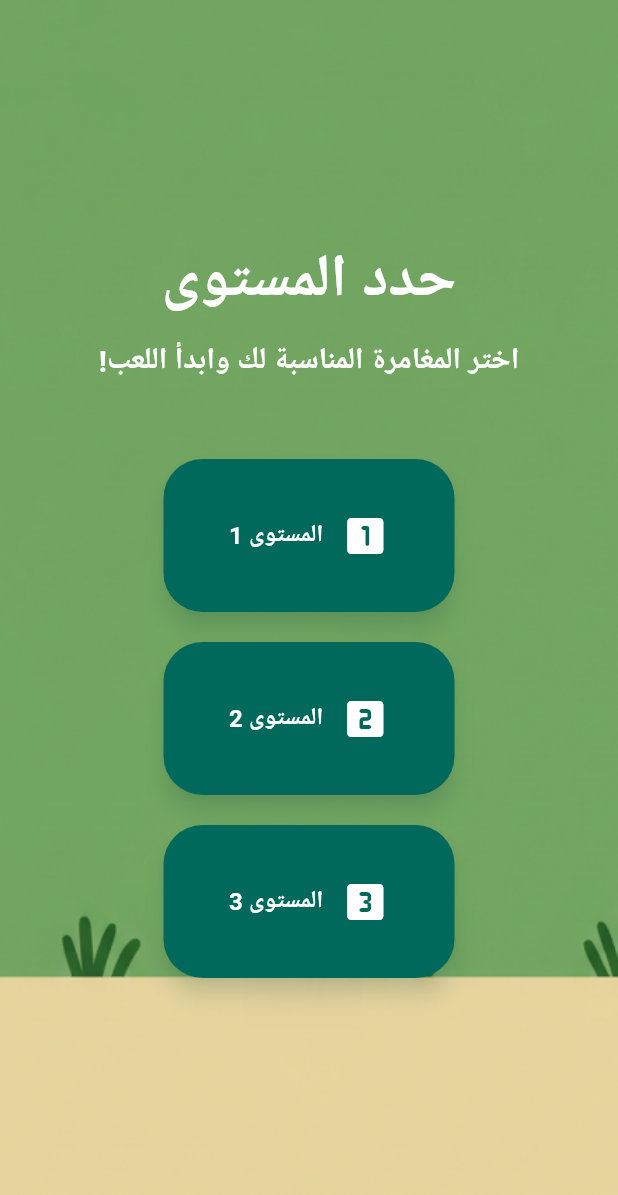
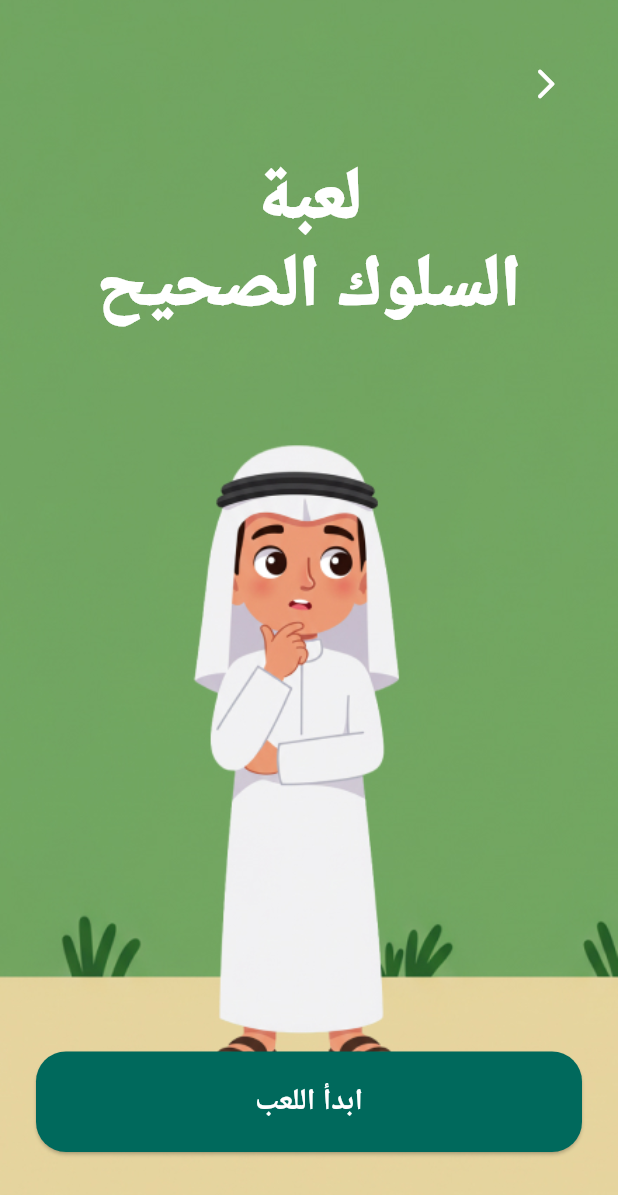
Before and after one commit to MostafaGamal84/Game, a Flutter app: the LevelSelectionScreen screen opened directly, after a tap on "المستوى 3", on a phone screen of 412 x 824 dp. Shown: the top 1195 px of the screen. Run offline on Flutter 3.47's test engine with Material 3 defaults, Android fonts, the phone set to English and light mode, and no system bars; our stand-ins replace audioplayers, google_fonts; Roboto replaces fonts that are missing (Tajawal).

Commit message:
Add intro screen for third level

```diff
--- a/lib/screens/level_selection_screen.dart
+++ b/lib/screens/level_selection_screen.dart
@@ -2,6 +2,7 @@ import 'package:flutter/material.dart';
 
 import 'level_one_screen.dart';
 import 'level_two_intro_screen.dart';
+import 'level_three_intro_screen.dart';
 
 class LevelSelectionScreen extends StatelessWidget {
   const LevelSelectionScreen({super.key});
@@ -95,6 +96,12 @@ class LevelSelectionScreen extends StatelessWidget {
                                       builder: (_) => const LevelTwoIntroScreen(),
                                     ),
                                   );
+                                } else {
+                                  Navigator.of(context).push(
+                                    MaterialPageRoute(
+                                      builder: (_) => const LevelThreeIntroScreen(),
+                                    ),
+                                  );
                                 }
                               },
                               child: Row(
--- /dev/null
+++ b/lib/screens/level_three_intro_screen.dart
@@ -0,0 +1,88 @@
+import 'package:flutter/material.dart';
+
+import 'level_three_placeholder_screen.dart';
+
+class LevelThreeIntroScreen extends StatelessWidget {
+  const LevelThreeIntroScreen({super.key});
+
+  @override
+  Widget build(BuildContext context) {
+    final textTheme = Theme.of(context).textTheme;
+    final baseTitleStyle =
+        textTheme.displayLarge ?? textTheme.headlineLarge ?? const TextStyle(fontSize: 48);
+
+    return Scaffold(
+      body: Stack(
+        fit: StackFit.expand,
+        children: [
+          Image.asset(
+            'assets/images/LevelThree/levelThreeBackground.jpg',
+            fit: BoxFit.cover,
+          ),
+          SafeArea(
+            child: Directionality(
+              textDirection: TextDirection.rtl,
+              child: Padding(
+                padding: const EdgeInsets.symmetric(horizontal: 24, vertical: 32),
+                child: Column(
+                  crossAxisAlignment: CrossAxisAlignment.start,
+                  children: [
+                    Align(
+                      alignment: Alignment.centerRight,
+                      child: IconButton(
+                        onPressed: () => Navigator.of(context).pop(),
+                        icon: const Icon(Icons.arrow_back_ios_new_rounded),
+                        color: Colors.white,
+                      ),
+                    ),
+                    const SizedBox(height: 24),
+                    Align(
+                      alignment: Alignment.center,
+                      child: Text(
+                        'لعبة\nالسلوك الصحيح',
+                        textAlign: TextAlign.center,
+                        style: baseTitleStyle.copyWith(
+                          color: Colors.white,
+                          fontWeight: FontWeight.w900,
+                          fontSize: 48,
+                          height: 1.2,
+                        ),
+                      ),
+                    ),
+                    const Spacer(),
+                    SizedBox(
+                      width: double.infinity,
+                      child: ElevatedButton(
+                        style: ElevatedButton.styleFrom(
+                          backgroundColor: const Color(0xFF00695C),
+                          foregroundColor: Colors.white,
+                          padding: const EdgeInsets.symmetric(vertical: 18),
+                          shape: RoundedRectangleBorder(
+                            borderRadius: BorderRadius.circular(20),
+                          ),
+                          textStyle: textTheme.titleMedium?.copyWith(
+                            fontSize: 20,
+                            fontWeight: FontWeight.w700,
+                          ),
+                        ),
+                        onPressed: () {
+                          Navigator.of(context).push(
+                            MaterialPageRoute(
+                              builder: (_) => const LevelThreePlaceholderScreen(),
+                            ),
+                          );
+                        },
+                        child: const Text('ابدأ اللعب'),
+                      ),
+                    ),
+                    const SizedBox(height: 24),
+                  ],
+                ),
+              ),
+            ),
+          ),
+        ],
+      ),
+    );
+  }
+}
--- /dev/null
+++ b/lib/screens/level_three_placeholder_screen.dart
@@ -0,0 +1,26 @@
+import 'package:flutter/material.dart';
+
+class LevelThreePlaceholderScreen extends StatelessWidget {
+  const LevelThreePlaceholderScreen({super.key});
+
+  @override
+  Widget build(BuildContext context) {
+    final textTheme = Theme.of(context).textTheme;
+    return Scaffold(
+      appBar: AppBar(
+        title: const Text('المستوى الثالث'),
+        centerTitle: true,
+      ),
+      body: Center(
+        child: Padding(
+          padding: const EdgeInsets.all(24),
+          child: Text(
+            'المستوى الثالث قيد التطوير. ترقبونا!',
+            textAlign: TextAlign.center,
+            style: textTheme.headlineSmall?.copyWith(fontWeight: FontWeight.w700),
+          ),
+        ),
+      ),
+    );
+  }
+}
--- a/pubspec.yaml
+++ b/pubspec.yaml
@@ -80,6 +80,7 @@ flutter:
     - assets\images\LevelTwo\finishLevelTwo.jpg
     - assets\sounds\correct.mp3
     - assets\sounds\claim.mp3
+    - assets/images/LevelThree/levelThreeBackground.jpg
   # To add assets to your application, add an assets section, like this:
   # assets:
   #   - images/a_dot_burr.jpeg
```
